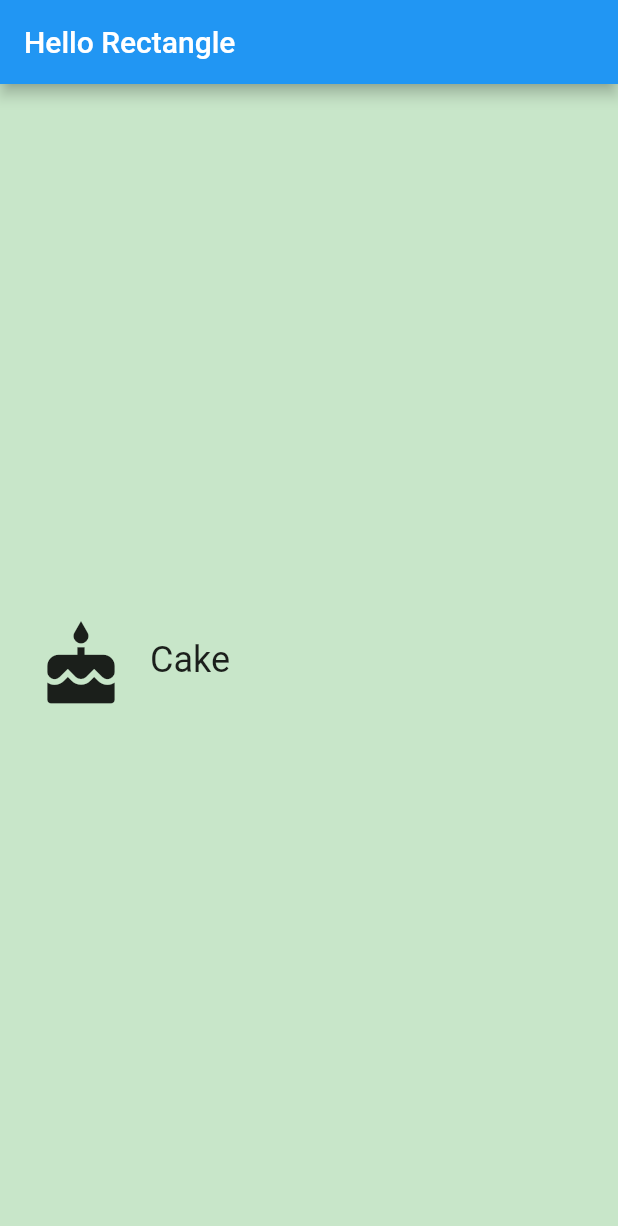
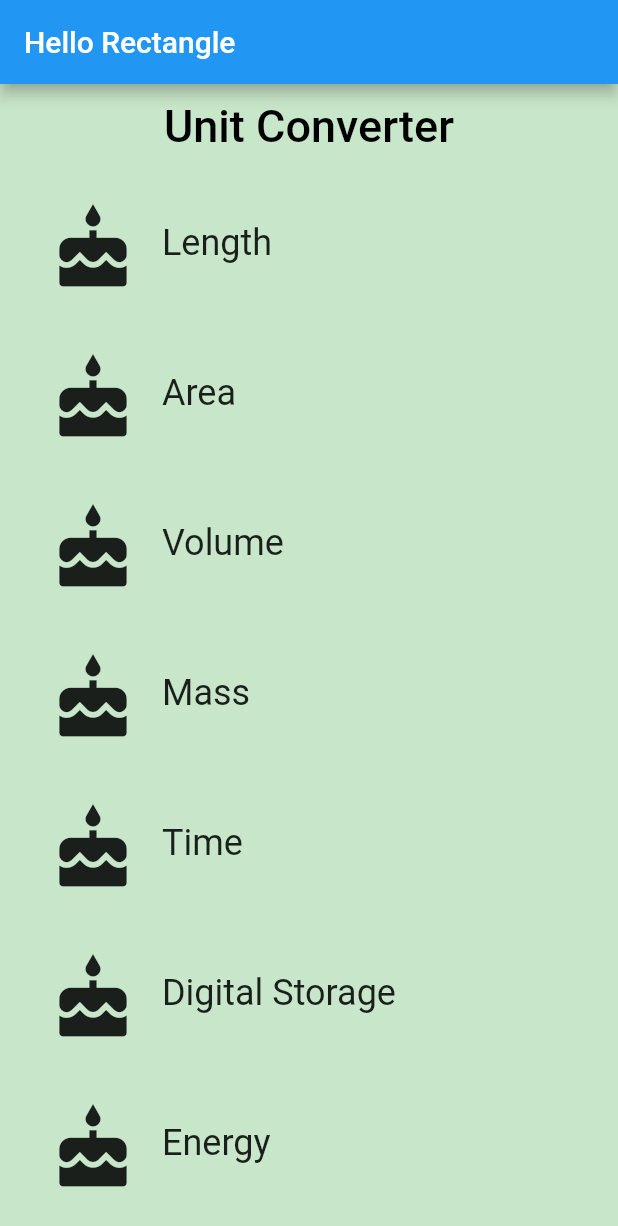
Before and after one commit to eduvvz/hello_rectangle, a Flutter app: the screen it shows after launch, on a phone screen of 412 x 824 dp. Shown: the top 1226 px of the screen. Run offline on Flutter 3.47's test engine with Material 2 defaults, Android fonts, the phone set to English and light mode, and no system bars.

Commit message:
list of categories and init routes

```diff
--- /dev/null
+++ b/lib/category_route.dart
@@ -0,0 +1,74 @@
+import 'package:flutter/material.dart';
+import 'package:hello_reactangle/category.dart';
+
+final _backgroundColor = Colors.green[100];
+
+class CategoryRoute extends StatelessWidget {
+  const CategoryRoute();
+
+  static const _categoryNames = <String>[
+    'Length',
+    'Area',
+    'Volume',
+    'Mass',
+    'Time',
+    'Digital Storage',
+    'Energy',
+    'Currency',
+  ];
+
+  static const _baseColors = <Color>[
+    Colors.teal,
+    Colors.orange,
+    Colors.pinkAccent,
+    Colors.blueAccent,
+    Colors.yellow,
+    Colors.greenAccent,
+    Colors.purpleAccent,
+    Colors.red,
+  ];
+
+  Widget _buildCategoryWidgets(List<Widget> categories) {
+    return ListView.builder(
+      itemBuilder: (BuildContext context, int index) => categories[index],
+      itemCount: categories.length,
+    );
+  }
+
+  @override
+  Widget build(BuildContext context) {
+    final categories = <Category>[];
+
+    for (var i = 0; i < _categoryNames.length; i++) {
+      categories.add(Category(
+        name: _categoryNames[i],
+        color: _baseColors[i],
+        iconLocation: Icons.cake,
+      ));
+    }
+
+    final listView = Container(
+      color: _backgroundColor,
+      padding: EdgeInsets.symmetric(horizontal: 8.0),
+      child: _buildCategoryWidgets(categories),
+    );
+
+    final appBar = AppBar(
+      elevation: 0.0,
+      title: Text(
+        'Unit Converter',
+        style: TextStyle(
+          color: Colors.black,
+          fontSize: 30.0,
+        ),
+      ),
+      centerTitle: true,
+      backgroundColor: _backgroundColor,
+    );
+
+    return Scaffold(
+      appBar: appBar,
+      body: listView,
+    );
+  }
+}
--- a/lib/main.dart
+++ b/lib/main.dart
@@ -1,5 +1,5 @@
 import 'package:flutter/material.dart';
-import 'package:hello_reactangle/category.dart';
+import 'package:hello_reactangle/category_route.dart';
 
 const _categoryName = 'Cake';
 const _categoryIcon = Icons.cake;
@@ -20,11 +20,7 @@ class MyApp extends StatelessWidget {
           title: Text('Hello Rectangle'),
         ),
         body: Center(
-          child: Category(
-          name: _categoryName,
-          color: _categoryColor,
-          iconLocation: _categoryIcon,
-        ),
+          child: CategoryRoute(),
         )
       ),
     );
```
